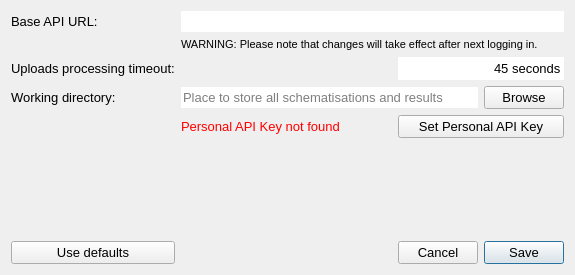
This is threedi_models_and_simulations/ui/settings.ui in nens/threedi-api-qgis-client as Qt 5 draws it before an edit. The edited form follows.
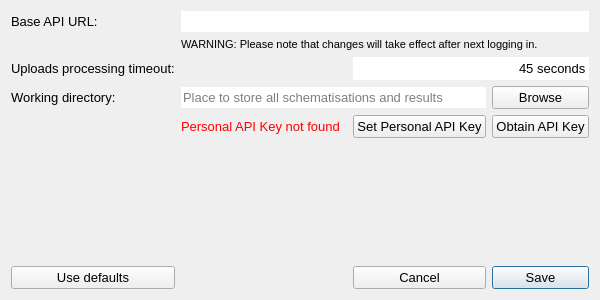
This is the edited form.

The edit to the form file:
```diff
--- a/threedi_models_and_simulations/ui/settings.ui
+++ b/threedi_models_and_simulations/ui/settings.ui
@@ -6,14 +6,14 @@
    <rect>
     <x>0</x>
     <y>0</y>
-    <width>575</width>
-    <height>275</height>
+    <width>600</width>
+    <height>300</height>
    </rect>
   </property>
   <property name="minimumSize">
    <size>
-    <width>575</width>
-    <height>275</height>
+    <width>600</width>
+    <height>300</height>
    </size>
   </property>
   <property name="font">
@@ -26,78 +26,42 @@
    <string>3Di Models and Simulations settings</string>
   </property>
   <layout class="QGridLayout" name="gridLayout">
-   <item row="9" column="3">
+   <item row="0" column="0">
+    <widget class="QLabel" name="label">
+     <property name="text">
+      <string>Base API URL:</string>
+     </property>
+    </widget>
+   </item>
+   <item row="0" column="1" colspan="4">
+    <widget class="QLineEdit" name="api_url_le">
+     <property name="text">
+      <string/>
+     </property>
+     <property name="frame">
+      <bool>false</bool>
+     </property>
+    </widget>
+   </item>
+   <item row="11" column="4">
     <widget class="QPushButton" name="save_pb">
      <property name="text">
       <string>Save</string>
      </property>
     </widget>
    </item>
-   <item row="6" column="0">
-    <widget class="QLabel" name="label_4">
-     <property name="text">
-      <string>Working directory:</string>
-     </property>
-    </widget>
-   </item>
-   <item row="6" column="3">
-    <widget class="QPushButton" name="browse_pb">
-     <property name="text">
-      <string>Browse</string>
-     </property>
-    </widget>
-   </item>
-   <item row="8" column="0">
-    <spacer name="verticalSpacer">
-     <property name="orientation">
-      <enum>Qt::Vertical</enum>
-     </property>
-     <property name="sizeHint" stdset="0">
-      <size>
-       <width>20</width>
-       <height>40</height>
-      </size>
-     </property>
-    </spacer>
-   </item>
-   <item row="9" column="0">
+   <item row="11" column="0">
     <widget class="QPushButton" name="defaults_pb">
      <property name="text">
       <string>Use defaults</string>
      </property>
     </widget>
    </item>
-   <item row="9" column="1">
-    <spacer name="horizontalSpacer">
-     <property name="orientation">
-      <enum>Qt::Horizontal</enum>
-     </property>
-     <property name="sizeHint" stdset="0">
-      <size>
-       <width>40</width>
-       <height>20</height>
-      </size>
-     </property>
-    </spacer>
-   </item>
-   <item row="5" column="0">
-    <widget class="QLabel" name="label_3">
-     <property name="text">
-      <string>Uploads processing timeout:</string>
-     </property>
-    </widget>
-   </item>
-   <item row="9" column="2">
-    <widget class="QPushButton" name="cancel_pb">
-     <property name="text">
-      <string>Cancel</string>
-     </property>
-    </widget>
-   </item>
-   <item row="2" column="1" colspan="3">
+   <item row="2" column="1" colspan="4">
     <widget class="QLabel" name="label_2">
      <property name="font">
       <font>
+       <family>Segoe UI</family>
        <pointsize>8</pointsize>
       </font>
      </property>
@@ -109,17 +73,41 @@
      </property>
     </widget>
    </item>
-   <item row="0" column="1" colspan="3">
-    <widget class="QLineEdit" name="api_url_le">
+   <item row="6" column="4">
+    <widget class="QPushButton" name="browse_pb">
      <property name="text">
-      <string/>
+      <string>Browse</string>
      </property>
-     <property name="frame">
-      <bool>false</bool>
+    </widget>
+   </item>
+   <item row="11" column="1">
+    <spacer name="horizontalSpacer">
+     <property name="orientation">
+      <enum>Qt::Horizontal</enum>
      </property>
+     <property name="sizeHint" stdset="0">
+      <size>
+       <width>40</width>
+       <height>20</height>
+      </size>
+     </property>
+    </spacer>
+   </item>
+   <item row="11" column="3">
+    <widget class="QPushButton" name="cancel_pb">
+     <property name="text">
+      <string>Cancel</string>
+     </property>
     </widget>
    </item>
-   <item row="5" column="2" colspan="2">
+   <item row="5" column="0">
+    <widget class="QLabel" name="label_3">
+     <property name="text">
+      <string>Uploads processing timeout:</string>
+     </property>
+    </widget>
+   </item>
+   <item row="5" column="3" colspan="2">
     <widget class="QSpinBox" name="upload_timeout_sb">
      <property name="styleSheet">
       <string notr="true">QSpinBox {background-color: white;}</string>
@@ -150,14 +138,7 @@
      </property>
     </widget>
    </item>
-   <item row="0" column="0">
-    <widget class="QLabel" name="label">
-     <property name="text">
-      <string>Base API URL:</string>
-     </property>
-    </widget>
-   </item>
-   <item row="6" column="1" colspan="2">
+   <item row="6" column="1" colspan="3">
     <widget class="QLineEdit" name="working_dir_le">
      <property name="frame">
       <bool>false</bool>
@@ -170,6 +151,26 @@
      </property>
     </widget>
    </item>
+   <item row="6" column="0">
+    <widget class="QLabel" name="label_4">
+     <property name="text">
+      <string>Working directory:</string>
+     </property>
+    </widget>
+   </item>
+   <item row="10" column="0">
+    <spacer name="verticalSpacer">
+     <property name="orientation">
+      <enum>Qt::Vertical</enum>
+     </property>
+     <property name="sizeHint" stdset="0">
+      <size>
+       <width>20</width>
+       <height>40</height>
+      </size>
+     </property>
+    </spacer>
+   </item>
    <item row="7" column="1">
     <widget class="QLabel" name="pak_label">
      <property name="text">
@@ -177,13 +178,20 @@
      </property>
     </widget>
    </item>
-   <item row="7" column="2" colspan="2">
-    <widget class="QPushButton" name="pak_pb">
+   <item row="7" column="3">
+    <widget class="QPushButton" name="set_pak_pb">
      <property name="text">
       <string>Set Personal API Key</string>
      </property>
     </widget>
    </item>
+   <item row="7" column="4">
+    <widget class="QPushButton" name="obtain_pak_pb">
+     <property name="text">
+      <string>Obtain API Key</string>
+     </property>
+    </widget>
+   </item>
   </layout>
  </widget>
  <tabstops>
```
